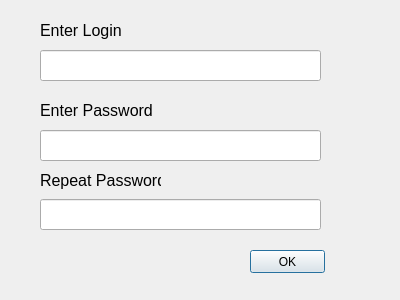
Before: the Qt Designer form TrialClient/newAccount.ui in AnastasiaKoshel/Chat, drawn with Qt 5.
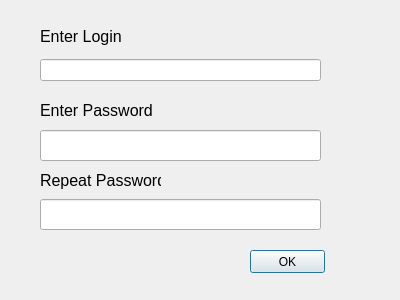
After: the same form once the commit is applied.

Patch:
```diff
--- a/TrialClient/newAccount.ui
+++ b/TrialClient/newAccount.ui
@@ -26,16 +26,6 @@
     <string>OK</string>
    </property>
   </widget>
-  <widget class="QLineEdit" name="loginLine">
-   <property name="geometry">
-    <rect>
-     <x>40</x>
-     <y>50</y>
-     <width>281</width>
-     <height>31</height>
-    </rect>
-   </property>
-  </widget>
   <widget class="QLineEdit" name="passwordLine1">
    <property name="geometry">
     <rect>
@@ -56,24 +46,6 @@
     </rect>
    </property>
   </widget>
-  <widget class="QLabel" name="label">
-   <property name="geometry">
-    <rect>
-     <x>40</x>
-     <y>20</y>
-     <width>91</width>
-     <height>21</height>
-    </rect>
-   </property>
-   <property name="font">
-    <font>
-     <pointsize>12</pointsize>
-    </font>
-   </property>
-   <property name="text">
-    <string>Enter Login</string>
-   </property>
-  </widget>
   <widget class="QLabel" name="label_2">
    <property name="geometry">
     <rect>
@@ -113,10 +85,10 @@
   <widget class="QLabel" name="statusLabel">
    <property name="geometry">
     <rect>
-     <x>50</x>
+     <x>40</x>
      <y>250</y>
-     <width>181</width>
-     <height>16</height>
+     <width>191</width>
+     <height>21</height>
     </rect>
    </property>
    <property name="font">
@@ -128,6 +100,33 @@
     <string/>
    </property>
   </widget>
+  <widget class="QWidget" name="">
+   <property name="geometry">
+    <rect>
+     <x>40</x>
+     <y>20</y>
+     <width>281</width>
+     <height>61</height>
+    </rect>
+   </property>
+   <layout class="QVBoxLayout" name="verticalLayout">
+    <item>
+     <widget class="QLabel" name="label">
+      <property name="font">
+       <font>
+        <pointsize>12</pointsize>
+       </font>
+      </property>
+      <property name="text">
+       <string>Enter Login</string>
+      </property>
+     </widget>
+    </item>
+    <item>
+     <widget class="QLineEdit" name="loginLine"/>
+    </item>
+   </layout>
+  </widget>
  </widget>
  <resources/>
  <connections/>
```
